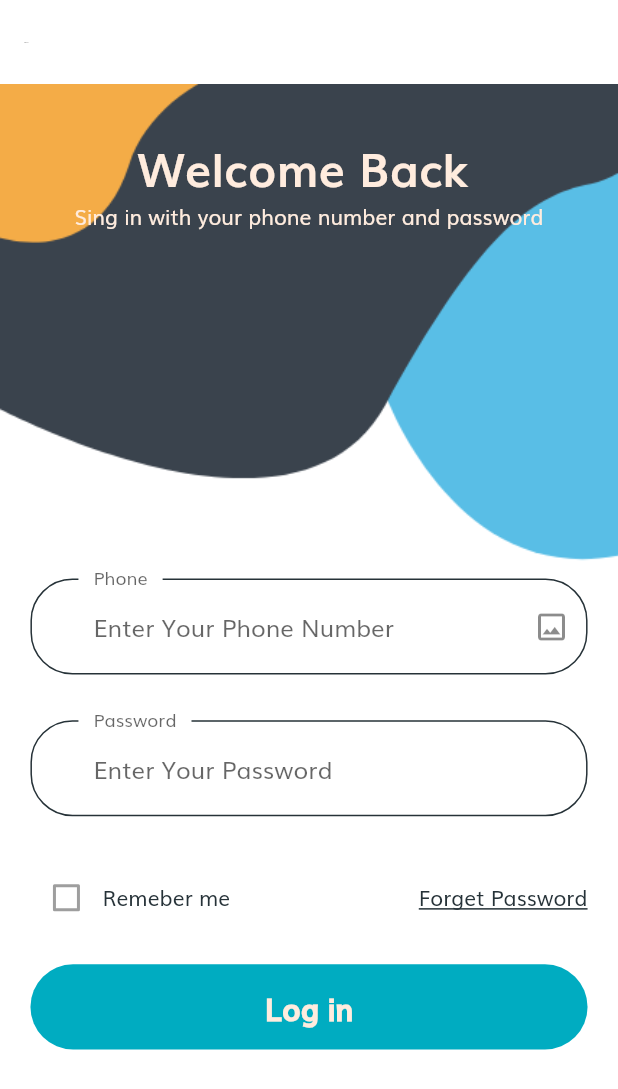
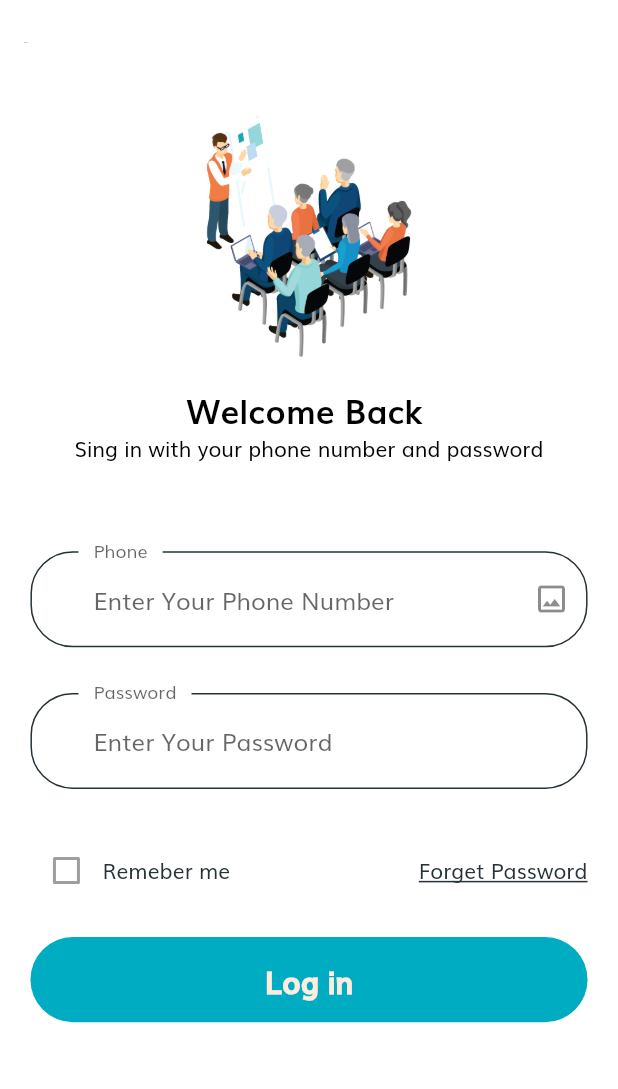
Before and after one commit to Jamal-Besmar/project_mobile, a Flutter app: the screen it shows after launch, on a phone screen of 412 x 824 dp. Shown: the top 1089 px of the screen. Run offline on Flutter 3.47's test engine with Material 2 defaults, Android fonts, the phone set to English and light mode, and no system bars.

Commit message:
finish login screen

```diff
--- a/lib/main.dart
+++ b/lib/main.dart
@@ -15,7 +15,7 @@ class MyApp extends StatelessWidget {
   Widget build(BuildContext context) {
     return MaterialApp(
       debugShowCheckedModeBanner: false,
-      title:'Flutter Demo',
+      //title:'Flutter Demo',
       theme: theme(),
       initialRoute: SplashScreen.routeName,
       routes: routes,
--- a/lib/screens/login/components/body.dart
+++ b/lib/screens/login/components/body.dart
@@ -8,46 +8,53 @@ class Body extends StatelessWidget{
   @override
   Widget build(BuildContext context) {
     SizeConfig().init(context);
-    return Container(
-      decoration: BoxDecoration(
-        image: DecorationImage(
-        image: AssetImage('assets/images/login.png'), fit: BoxFit.cover),
-       ),
-      margin: EdgeInsets.zero,
 
-      child:
+    return
       SafeArea(
+
 
         child: SizedBox(
 
           width: double.infinity,
+
           child: Padding(
+
             padding: EdgeInsets.symmetric(horizontal: getProportionScreenHeight(20)),
             child: Column(
+
               children: [
-                SizedBox( height: SizeConfig.screenHeight * 0.04),
-                Text("Welcome Back ",
-                  style:TextStyle(
-                    color: KPrimaryLightColor,
-                    fontSize: getProportionScreenWidth(28),
-                    fontWeight: FontWeight.bold,
-                  ) ,
+                SizedBox(
+
+                    height: SizeConfig.screenHeight * 0.001),
+                  Image.asset("assets/images/login.png",width: 200,),
+                  Text("Welcome Back ",
+                      style:TextStyle(
+                        color: Colors.black,
+                        fontSize: getProportionScreenWidth(20),
+                        fontWeight: FontWeight.bold,
+                      ) ,
+
+
                 ),
+
+
+
                 Text("Sing in with your phone number and password",
                   style: TextStyle(
-                    color: KPrimaryLightColor,
+                    color: Colors.black,
                   ),
                   textAlign: TextAlign.center
                 ),
-                SizedBox(height: SizeConfig.screenHeight * 0.28),
+                SizedBox(height: SizeConfig.screenHeight * 0.07),
                 SignForm(),
 
               ],
             ),
           ),
         ),
-      ),
+
     );
+
   }
 
 }
--- a/lib/screens/login/sign_in_screen.dart
+++ b/lib/screens/login/sign_in_screen.dart
@@ -7,6 +7,7 @@ class SignInScreen extends StatelessWidget{
   @override
   Widget build(BuildContext context) {
    return Scaffold(
+
      appBar: AppBar(
        title: Text("Sign in"),
      ),
```
Also changed, not shown: assets/images/cover.png (added), assets/images/login.png.
